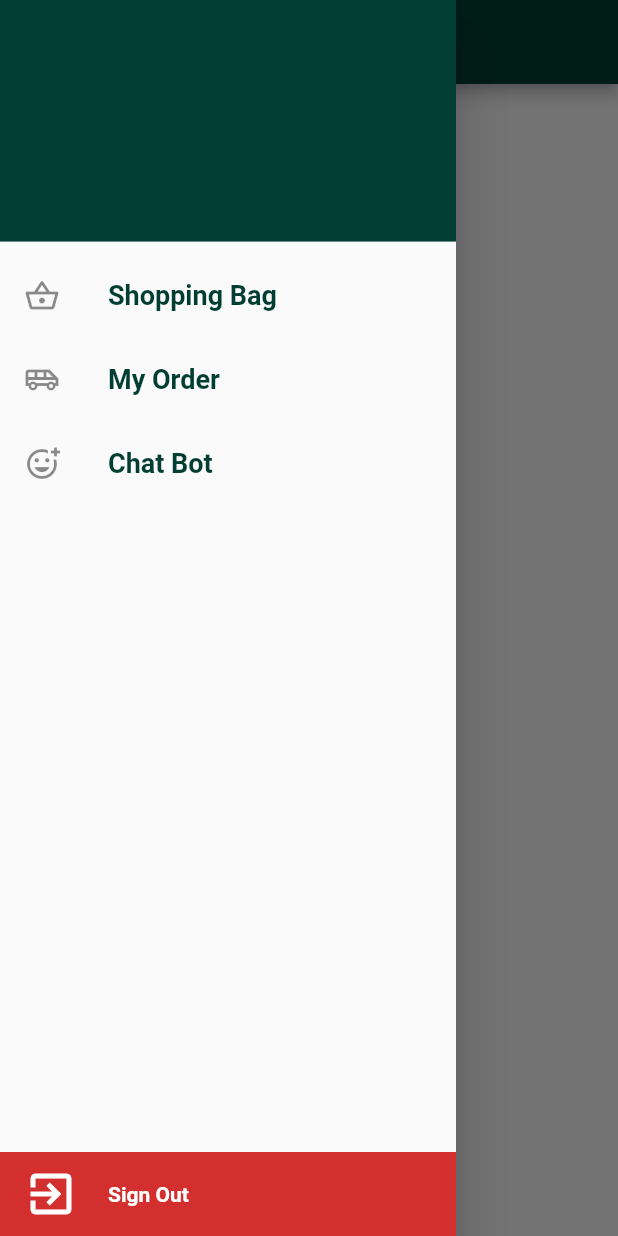
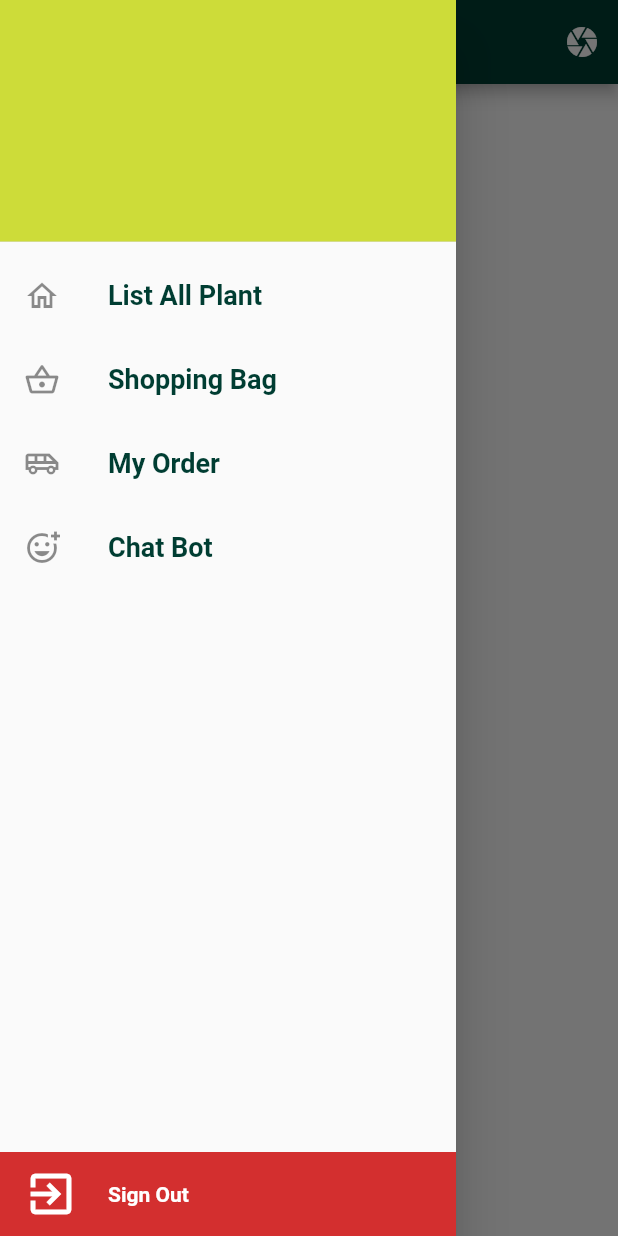
Before and after one commit to masterUNG/plantplanetapp, a Flutter app: the MyServiceUser screen opened by its route, with the side drawer open, on a phone screen of 412 x 824 dp. Run offline on Flutter 3.47's test engine with Material 2 defaults, Android fonts, the phone set to English and light mode, and no system bars; our stand-ins replace cloud_firestore, firebase_auth, firebase_core, firebase_storage, flutter_signin_button, google_sign_in and 1 more; accounts and stored records are empty.

Commit message:
finish 5May

```diff
--- /dev/null
+++ b/lib/bodys/show_product_user.dart
@@ -0,0 +1,78 @@
+import 'package:cloud_firestore/cloud_firestore.dart';
+import 'package:flutter/material.dart';
+import 'package:plantplanetapp/models/plant_model.dart';
+import 'package:plantplanetapp/utility/my_style.dart';
+import 'package:plantplanetapp/widgets/show_progress.dart';
+import 'package:plantplanetapp/widgets/show_title.dart';
+
+class ShowProductUser extends StatefulWidget {
+  const ShowProductUser({Key? key}) : super(key: key);
+
+  @override
+  State<ShowProductUser> createState() => _ShowProductUserState();
+}
+
+class _ShowProductUserState extends State<ShowProductUser> {
+  var plantModels = <PlantModel>[];
+  bool load = true;
+
+  @override
+  void initState() {
+    super.initState();
+    readAllProduct();
+  }
+
+  Future<void> readAllProduct() async {
+    if (plantModels.isNotEmpty) {
+      plantModels.clear();
+    }
+
+    await FirebaseFirestore.instance.collection('plant').get().then((value) {
+      for (var item in value.docs) {
+        PlantModel plantModel = PlantModel.fromMap(item.data());
+        plantModels.add(plantModel);
+      }
+
+      load = false;
+      setState(() {});
+    });
+  }
+
+  @override
+  Widget build(BuildContext context) {
+    return load ? const ShowProgress() : gridAllPlant();
+  }
+
+  Widget gridAllPlant() => GridView.builder(
+        gridDelegate:
+            SliverGridDelegateWithFixedCrossAxisCount(crossAxisCount: 3),
+        itemCount: plantModels.length,
+        itemBuilder: (BuildContext context, int index) => InkWell(
+          onTap: () {
+            print('You tap ==> index = $index');
+          },
+          child: Card(
+            child: Column(
+              children: [
+                SizedBox(
+                  width: 80,
+                  height: 80,
+                  child: Image.network(
+                    plantModels[index].urlImage,
+                    fit: BoxFit.cover,
+                  ),
+                ),
+                ShowTitle(
+                  title: plantModels[index].nameplant,
+                  textStyle: MyStyle().h2Style(),
+                ),
+                ShowTitle(
+                  title: '${plantModels[index].price} thb',
+                  textStyle: MyStyle().h3Style(),
+                ),
+              ],
+            ),
+          ),
+        ),
+      );
+}
--- a/lib/states/my_service_user.dart
+++ b/lib/states/my_service_user.dart
@@ -1,9 +1,18 @@
+import 'dart:io';
+
+import 'package:cloud_firestore/cloud_firestore.dart';
+import 'package:firebase_auth/firebase_auth.dart';
 import 'package:flutter/material.dart';
+import 'package:image_picker/image_picker.dart';
+import 'package:plantplanetapp/bodys/show_product_user.dart';
 import 'package:plantplanetapp/bodyuser/chatbot.dart';
 import 'package:plantplanetapp/bodyuser/myorder_user.dart';
 import 'package:plantplanetapp/bodyuser/shopping_bag_user.dart';
+import 'package:plantplanetapp/models/plant_model.dart';
+import 'package:plantplanetapp/models/user_model.dart';
 import 'package:plantplanetapp/utility/my_style.dart';
 import 'package:plantplanetapp/widgets/my_signout.dart';
+import 'package:plantplanetapp/widgets/show_icon_button.dart';
 import 'package:plantplanetapp/widgets/show_title.dart';
 
 class MyServiceUser extends StatefulWidget {
@@ -13,17 +22,49 @@ class MyServiceUser extends StatefulWidget {
 
 class _MyServiceUserState extends State<MyServiceUser> {
   List<Widget> widgets = [
+    ShowProductUser(),
     ShoppingBagUser(),
     MyOrderUser(),
     ChatBotUser(),
   ];
   int indexWidget = 0;
 
+  File? file;
+  String? displayName;
+
+  @override
+  void initState() {
+    super.initState();
+    readMyProfile();
+  }
+
+  Future<void> readMyProfile() async {
+    await FirebaseAuth.instance.authStateChanges().listen((event) async {
+      setState(() {
+        displayName = event!.displayName;
+      });
+    });
+  }
+
   @override
   Widget build(BuildContext context) {
     return Scaffold(
       appBar: AppBar(
         title: Text('User'),
+        actions: [
+          ShowIconButton(
+              iconData: Icons.camera,
+              pressFunc: () async {
+                var result = await ImagePicker().pickImage(
+                  source: ImageSource.camera,
+                  maxWidth: 800,
+                  maxHeight: 800,
+                );
+                file = File(result!.path);
+                //  เอาพภาพที่ได้ไปต่อยอด
+                print('เอาพภาพที่ได้ไปต่อยอด ');
+              })
+        ],
       ),
       drawer: Drawer(
         child: Stack(
@@ -31,7 +72,12 @@ class _MyServiceUserState extends State<MyServiceUser> {
             MySignOut(),
             Column(
               children: [
-                UserAccountsDrawerHeader(accountName: null, accountEmail: null),
+                UserAccountsDrawerHeader(decoration: BoxDecoration(color: Colors.lime),
+                    accountName: ShowTitle(
+                        title: displayName ?? '',
+                        textStyle: MyStyle().h2Style()),
+                    accountEmail: null),
+                menuShowProductUser(),
                 menuShoppingBag(),
                 menuMyOrder(),
                 menuChatBot(),
@@ -44,11 +90,24 @@ class _MyServiceUserState extends State<MyServiceUser> {
     );
   }
 
+  ListTile menuShowProductUser() {
+    return ListTile(
+      onTap: (() {
+        setState(() {
+          indexWidget = 0;
+          Navigator.pop(context);
+        });
+      }),
+      leading: const Icon(Icons.home_outlined),
+      title: ShowTitle(title: 'List All Plant', textStyle: MyStyle().h2Style()),
+    );
+  }
+
   ListTile menuShoppingBag() {
     return ListTile(
       onTap: (() {
         setState(() {
-          indexWidget = 0;
+          indexWidget = 1;
           Navigator.pop(context);
         });
       }),
@@ -61,7 +120,7 @@ class _MyServiceUserState extends State<MyServiceUser> {
     return ListTile(
       onTap: (() {
         setState(() {
-          indexWidget = 1;
+          indexWidget = 2;
           Navigator.pop(context);
         });
       }),
@@ -74,7 +133,7 @@ class _MyServiceUserState extends State<MyServiceUser> {
     return ListTile(
       onTap: (() {
         setState(() {
-          indexWidget = 2;
+          indexWidget = 3;
           Navigator.pop(context);
         });
       }),
```
